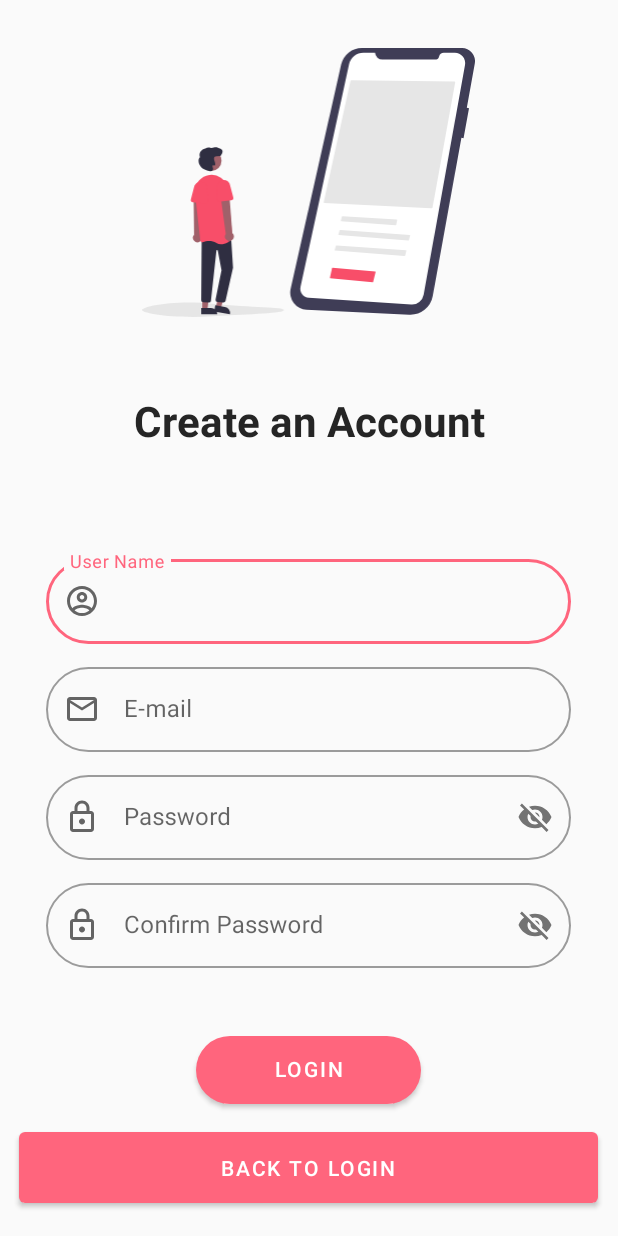
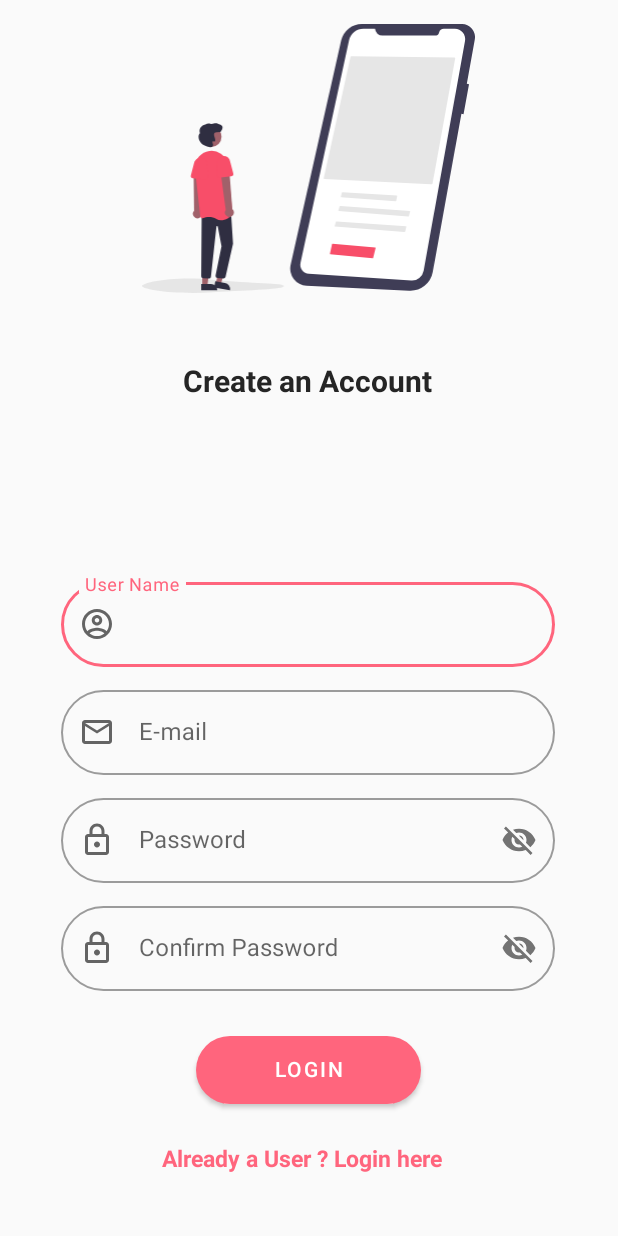
Before and after one commit to isahilgupta1306/BookBecho-Book-Selling-Application, an Android app: the register screen opened directly, with no data from a screen before it, on a phone screen of 412 x 824 dp. Run offline under Robolectric (Android 15) with nearby library versions, the light colour scheme and no system bars; our stand-ins replace Firebase (no records; nobody signed in at launch, a user with empty details on screens opened directly).

Commit message:
Signup Page Done !

```diff
--- a/app/src/main/java/com/example/bookbecho/register.java
+++ b/app/src/main/java/com/example/bookbecho/register.java
@@ -8,6 +8,7 @@ import android.os.Bundle;
 import android.view.View;
 import android.widget.Button;
 import android.widget.EditText;
+import android.widget.TextView;
 import android.widget.Toast;
 
 import com.google.android.gms.tasks.OnFailureListener;
@@ -19,8 +20,9 @@ import com.google.firebase.auth.FirebaseUser;
 public class register extends AppCompatActivity {
 
     EditText name,emailid,passcode,confirmpassword;
-    Button register,gotologin;
+    Button register;
     FirebaseAuth fAuth;
+    TextView gotologin;
 
 
     @Override
--- a/app/src/main/res/layout/activity_login.xml
+++ b/app/src/main/res/layout/activity_login.xml
@@ -132,6 +132,8 @@
         android:layout_marginTop="8dp"
         android:text="Forgot password?"
         android:textSize="17dp"
+        android:clickable="true"
+        android:background="?selectableItemBackground"
         app:layout_constraintBottom_toTopOf="@+id/login"
         app:layout_constraintEnd_toEndOf="@+id/passwordField"
         app:layout_constraintHorizontal_bias="0.979"
@@ -160,6 +162,7 @@
         android:clickable="true"
         android:text="SignUp"
         android:textSize="20dp"
+        android:background="?selectableItemBackground"
         android:contextClickable="true"
         android:textColor="@color/DarkRed"
         app:layout_constraintBottom_toBottomOf="parent"
--- a/app/src/main/res/layout/activity_register.xml
+++ b/app/src/main/res/layout/activity_register.xml
@@ -10,8 +10,9 @@
     <ImageView
         android:id="@+id/imageView"
         android:layout_width="274dp"
+        android:scaleType="fitCenter"
         android:layout_height="179dp"
-        android:layout_marginTop="32dp"
+        android:layout_marginTop="16dp"
         android:src="@drawable/ic_signupbanner"
         app:layout_constraintEnd_toEndOf="parent"
         app:layout_constraintHorizontal_bias="0.496"
@@ -25,13 +26,15 @@
         android:text="Create an Account"
         android:textAlignment="center"
         android:textColor="#252525"
-        android:textSize="28dp"
+
+        android:textSize="20dp"
         android:textStyle="bold"
         app:layout_constraintBottom_toTopOf="@+id/outlinedTextField"
         app:layout_constraintEnd_toEndOf="parent"
+        app:layout_constraintHorizontal_bias="0.497"
         app:layout_constraintStart_toStartOf="parent"
         app:layout_constraintTop_toBottomOf="@+id/imageView"
-        app:layout_constraintVertical_bias="0.423" />
+        app:layout_constraintVertical_bias="0.278" />
 
     <com.google.android.material.textfield.TextInputLayout
         android:id="@+id/outlinedTextField"
@@ -49,7 +52,7 @@
         app:layout_constraintEnd_toEndOf="parent"
         app:layout_constraintHorizontal_bias="0.491"
         app:layout_constraintStart_toStartOf="parent"
-        app:layout_constraintWidth_percent=".85"
+        app:layout_constraintWidth_percent=".80"
         app:passwordToggleEnabled="false"
         app:startIconDrawable="@drawable/ic_user">
 
@@ -77,7 +80,7 @@
         app:layout_constraintHorizontal_bias="0.491"
         app:layout_constraintStart_toStartOf="parent"
         android:layout_marginBottom="10dp"
-        app:layout_constraintWidth_percent=".85"
+        app:layout_constraintWidth_percent=".80"
         app:passwordToggleEnabled="false"
         app:startIconDrawable="@drawable/ic_email_login">
 
@@ -104,7 +107,7 @@
         app:layout_constraintHorizontal_bias="0.491"
 
         app:layout_constraintStart_toStartOf="parent"
-        app:layout_constraintWidth_percent=".85"
+        app:layout_constraintWidth_percent=".80"
         app:passwordToggleEnabled="true"
         app:startIconDrawable="@drawable/ic_password">
 
@@ -121,7 +124,7 @@
         android:layout_height="wrap_content"
         android:background="#FAFAFA"
         android:hint="Confirm Password"
-        android:layout_marginBottom="45dp"
+        android:layout_marginBottom="30dp"
         app:boxCornerRadiusBottomEnd="30dp"
         app:boxCornerRadiusBottomStart="30dp"
         app:boxCornerRadiusTopEnd="30dp"
@@ -130,7 +133,7 @@
         app:layout_constraintEnd_toEndOf="parent"
         app:layout_constraintHorizontal_bias="0.491"
         app:layout_constraintStart_toStartOf="parent"
-        app:layout_constraintWidth_percent=".85"
+        app:layout_constraintWidth_percent=".80"
         app:passwordToggleEnabled="true"
         app:startIconDrawable="@drawable/ic_password">
 
@@ -150,6 +153,7 @@
         android:includeFontPadding="false"
         android:shadowRadius="12"
         android:text="Login"
+        android:clickable="true"
         android:textColor="@color/white"
         app:layout_constraintBottom_toBottomOf="parent"
         app:layout_constraintEnd_toEndOf="parent"
@@ -157,17 +161,25 @@
         app:layout_constraintStart_toStartOf="parent"
         app:layout_constraintWidth_percent=".9" />
 
-    <Button
+    <TextView
         android:id="@+id/gotologin"
-        android:layout_width="386dp"
-        android:layout_height="59dp"
+        android:layout_width="300dp"
+        android:layout_height="40dp"
+        android:textAlignment="center"
+        android:gravity="center"
         android:layout_marginStart="8dp"
         android:layout_marginEnd="8dp"
         android:layout_marginBottom="16dp"
-        android:text="back to login"
+        android:clickable="true"
+        android:text="Already a User ? Login here"
+        android:textSize="15dp"
+        android:background="?selectableItemBackground"
+        android:textStyle="bold"
+        android:textColor="@color/primaryRed"
         app:layout_constraintBottom_toBottomOf="parent"
         app:layout_constraintEnd_toEndOf="parent"
         app:layout_constraintHorizontal_bias="0.444"
-        app:layout_constraintStart_toStartOf="parent" />
+        app:layout_constraintStart_toStartOf="parent"
+        app:layout_constraintTop_toBottomOf="@+id/register" />
 
 </androidx.constraintlayout.widget.ConstraintLayout>
```
